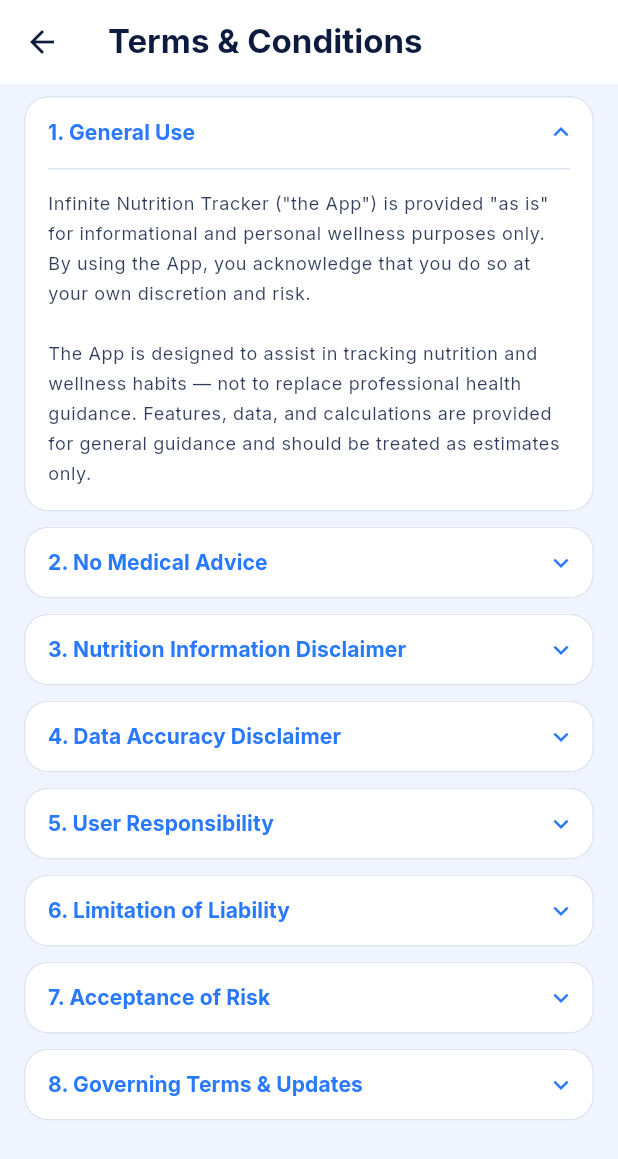
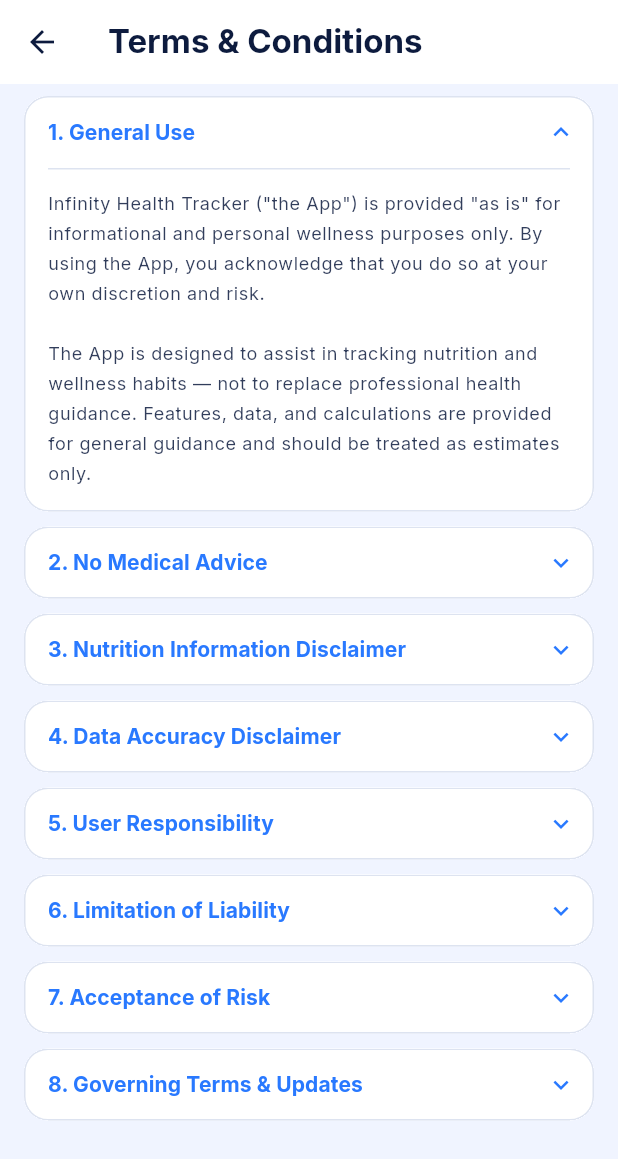
Before and after one commit to ashimbbsr-blip/MobileApp, a Flutter app: the LegalContentScreen screen opened by its route, on a phone screen of 412 x 824 dp. Shown: the top 1159 px of the screen. Run offline on Flutter 3.47's test engine with Material 3 defaults, Android fonts, the phone set to English and light mode, and no system bars; our stand-ins replace dio, file_picker, fl_chart, flutter_markdown, flutter_riverpod, go_router and 6 more; missing offline and left inert: excel; accounts and stored records are empty.

Commit message:
fix: align in-app name with App Store listing, fix energy balance chart overflow
Rename "Infinite Nutrition Tracker" to "Infinity Health Tracker" (EN/BN) so the
app matches its store name, let energy balance bars shrink to avoid overflow,
update stale nutrition tests, and bump to 1.3.3+11 for App Store submission.
Includes Flutter's automatic SwiftPM / iOS 15 project migration.

Co-Authored-By: Claude Opus 5 <noreply@anthropic.com>
Claude-Session: https://claude.ai/code/session_01CxeosFTWu4waFyHZCgpqHg

```diff
--- a/analysis_options.yaml
+++ b/analysis_options.yaml
@@ -7,6 +7,11 @@
 
 # The following line activates a set of recommended lints for Flutter apps,
 # packages, and plugins designed to encourage good coding practices.
+analyzer:
+  exclude:
+    - build/**
+    - android/**
+    - ios/**
 include: package:flutter_lints/flutter.yaml
 
 linter:
--- a/lib/app.dart
+++ b/lib/app.dart
@@ -14,7 +14,7 @@ class InfinityHealthApp extends ConsumerWidget {
     final router = ref.watch(appRouterProvider);
 
     return MaterialApp.router(
-      title: 'Infinite Nutrition Tracker',
+      title: 'Infinity Health Tracker',
       debugShowCheckedModeBanner: false,
       themeMode: settings.themeMode,
       theme: AppTheme.lightTheme(settings.language),
--- a/lib/core/constants/app_constants.dart
+++ b/lib/core/constants/app_constants.dart
@@ -1,5 +1,5 @@
 class AppConstants {
-  static const String appName = 'Infinite Nutrition Tracker';
+  static const String appName = 'Infinity Health Tracker';
   static const String appTagline = 'Better Health Every Day';
 
   // USDA Food Data Central API — built-in default key; override at build time via
--- a/lib/features/help/help_screen.dart
+++ b/lib/features/help/help_screen.dart
@@ -19,7 +19,7 @@ class HelpScreen extends StatelessWidget {
         children: [
           _Section(
             icon: Icons.info_outline_rounded,
-            title: 'What is Infinite Nutrition Tracker?',
+            title: 'What is Infinity Health Tracker?',
             isDark: isDark,
             children: const [
               _Bullet(
--- a/lib/features/history/history_screen.dart
+++ b/lib/features/history/history_screen.dart
@@ -473,11 +473,13 @@ class _WeeklyEnergyBalanceCard extends StatelessWidget {
                             ),
                           ),
                           const SizedBox(height: 2),
-                          Container(
-                            height: barH,
-                            decoration: BoxDecoration(
-                              color: barColor,
-                              borderRadius: BorderRadius.circular(3),
+                          Flexible(
+                            child: Container(
+                              height: barH,
+                              decoration: BoxDecoration(
+                                color: barColor,
+                                borderRadius: BorderRadius.circular(3),
+                              ),
                             ),
                           ),
                           const SizedBox(height: 4),
--- a/lib/features/legal/legal_content.dart
+++ b/lib/features/legal/legal_content.dart
@@ -33,7 +33,7 @@ class LegalContent {
   static const List<LegalSection> _termsEn = [
     LegalSection(
       '1. General Use',
-      'Infinite Nutrition Tracker ("the App") is provided "as is" for informational '
+      'Infinity Health Tracker ("the App") is provided "as is" for informational '
           'and personal wellness purposes only. By using the App, you acknowledge that '
           'you do so at your own discretion and risk.\n\n'
           'The App is designed to assist in tracking nutrition and wellness habits — not '
@@ -91,7 +91,7 @@ class LegalContent {
     LegalSection(
       '6. Limitation of Liability',
       'To the maximum extent permitted by applicable law, the developer of '
-          'Infinite Nutrition Tracker shall NOT be liable for:\n\n'
+          'Infinity Health Tracker shall NOT be liable for:\n\n'
           '• Any health issues arising directly or indirectly from App use\n'
           '• Adverse dietary or allergic reactions\n'
           '• Inaccurate food identification from manual entry errors\n'
@@ -225,7 +225,7 @@ class LegalContent {
   static const List<LegalSection> _healthEn = [
     LegalSection(
       'General Health Disclaimer',
-      'Infinite Nutrition Tracker provides general nutrition and wellness tracking '
+      'Infinity Health Tracker provides general nutrition and wellness tracking '
           'tools. The information provided by the App is for general informational '
           'purposes only.\n\n'
           'It is NOT intended as:\n'
@@ -294,7 +294,7 @@ class LegalContent {
   static const List<LegalSection> _termsBn = [
     LegalSection(
       '১. সাধারণ ব্যবহার',
-      'ইনফিনিট নিউট্রিশন ট্র্যাকার ("অ্যাপ") "যেমন আছে" (as is) ভিত্তিতে শুধুমাত্র '
+      'ইনফিনিটি হেলথ ট্র্যাকার ("অ্যাপ") "যেমন আছে" (as is) ভিত্তিতে শুধুমাত্র '
           'তথ্যগত ও ব্যক্তিগত সুস্বাস্থ্যের উদ্দেশ্যে প্রদান করা হয়েছে। অ্যাপটি '
           'ব্যবহার করে আপনি স্বীকার করছেন যে আপনি নিজের বিবেচনায় ও ঝুঁকিতে এটি ব্যবহার করছেন।\n\n'
           'অ্যাপটি পুষ্টি ও সুস্বাস্থ্য অভ্যাস ট্র্যাক করতে সহায়তার জন্য ডিজাইন করা হয়েছে — '
@@ -346,7 +346,7 @@ class LegalContent {
     ),
     LegalSection(
       '৬. দায়বদ্ধতার সীমাবদ্ধতা',
-      'প্রযোজ্য আইনের সর্বোচ্চ সীমার মধ্যে, ইনফিনিট নিউট্রিশন ট্র্যাকারের '
+      'প্রযোজ্য আইনের সর্বোচ্চ সীমার মধ্যে, ইনফিনিটি হেলথ ট্র্যাকারের '
           'নির্মাতা দায়ী থাকবেন না:\n\n'
           '• অ্যাপ ব্যবহারের ফলে সৃষ্ট যেকোনো স্বাস্থ্যগত সমস্যার জন্য\n'
           '• খাদ্যাভ্যাসগত বা অ্যালার্জিক প্রতিক্রিয়ার জন্য\n'
@@ -477,7 +477,7 @@ class LegalContent {
   static const List<LegalSection> _healthBn = [
     LegalSection(
       'সাধারণ স্বাস্থ্য দাবিত্যাগ',
-      'ইনফিনিট নিউট্রিশন ট্র্যাকার সাধারণ পুষ্টি ও সুস্বাস্থ্য ট্র্যাকিং সরঞ্জাম প্রদান করে। '
+      'ইনফিনিটি হেলথ ট্র্যাকার সাধারণ পুষ্টি ও সুস্বাস্থ্য ট্র্যাকিং সরঞ্জাম প্রদান করে। '
           'অ্যাপের তথ্য শুধুমাত্র সাধারণ তথ্যের উদ্দেশ্যে।\n\n'
           'এটি নিম্নলিখিত হিসেবে প্রদান করা হয় না:\n'
           '• চিকিৎসা পরামর্শ বা ক্লিনিক্যাল রোগ নির্ণয়\n'
--- a/lib/features/meal_tracking/add_food_screen.dart
+++ b/lib/features/meal_tracking/add_food_screen.dart
@@ -11,7 +11,6 @@ import '../../storage/hive_storage.dart';
 import '../dashboard/providers/dashboard_provider.dart';
 import '../food_scan/scan_tab.dart';
 import '../meal_tracking/providers/meal_provider.dart';
-import '../food_scan/scan_tab.dart';
 
 // ── Category metadata (mirrors FoodSearchScreen) ─────────────────────────────
 
--- a/lib/localization/app_localizations.dart
+++ b/lib/localization/app_localizations.dart
@@ -317,7 +317,7 @@ class AppStrings {
 
   static const Map<String, Map<String, String>> _translations = {
     'en': {
-      'appName': 'Infinite Nutrition Tracker',
+      'appName': 'Infinity Health Tracker',
       'tagline': 'Better Health Every Day',
       'dashboard': 'Dashboard',
       'foodSearch': 'Food Search',
@@ -393,7 +393,7 @@ class AppStrings {
       'nutritionFacts': 'Nutrition Facts',
       'vitamins': 'Vitamins',
       'minerals': 'Minerals',
-      'welcomeTitle': 'Welcome to\nInfinite Nutrition Tracker',
+      'welcomeTitle': 'Welcome to\nInfinity Health Tracker',
       'welcomeSubtitle': 'Your personal nutrition companion.\nTrack calories, macros & vitamins.',
       'getStarted': 'Get Started',
       'profile': 'Profile',
@@ -603,7 +603,7 @@ class AppStrings {
       'unitTsp': 'tsp (5 ml)',
     },
     'bn': {
-      'appName': 'ইনফিনিট নিউট্রিশন ট্র্যাকার',
+      'appName': 'ইনফিনিটি হেলথ ট্র্যাকার',
       'tagline': 'প্রতিদিন সুস্বাস্থ্য',
       'dashboard': 'ড্যাশবোর্ড',
       'foodSearch': 'খাবার খুঁজুন',
@@ -679,7 +679,7 @@ class AppStrings {
       'nutritionFacts': 'পুষ্টির তথ্য',
       'vitamins': 'ভিটামিন',
       'minerals': 'খনিজ',
-      'welcomeTitle': 'ইনফিনিট নিউট্রিশন\nট্র্যাকারে স্বাগতম',
+      'welcomeTitle': 'ইনফিনিটি হেলথ\nট্র্যাকারে স্বাগতম',
       'welcomeSubtitle': 'আপনার ব্যক্তিগত পুষ্টি সহায়ক।\nক্যালোরি, ম্যাক্রো এবং ভিটামিন ট্র্যাক করুন।',
       'getStarted': 'শুরু করুন',
       'profile': 'প্রোফাইল',
--- a/lib/routing/app_router.dart
+++ b/lib/routing/app_router.dart
@@ -21,7 +21,6 @@ import '../features/profile/profile_screen.dart';
 import '../features/help/help_screen.dart';
 import '../features/backup/backup_archive_screen.dart';
 import '../features/weight/weight_screen.dart';
-import '../features/food_scan/scan_review_screen.dart';
 import '../models/food_item.dart';
 import '../core/utils/meal_time_utils.dart';
 
--- a/lib/services/backup/backup_engine.dart
+++ b/lib/services/backup/backup_engine.dart
@@ -55,8 +55,8 @@ class BackupEngine {
     try {
       await Share.shareXFiles(
         [XFile(outcome.filePath!, mimeType: 'application/octet-stream')],
-        subject: 'Infinity Nutrition Backup',
-        text: 'Infinity Nutrition Tracker — full backup (.iht). '
+        subject: 'Infinity Health Tracker Backup',
+        text: 'Infinity Health Tracker — full backup (.iht). '
             'Keep this file safe to restore on a new device.',
       );
       return outcome;
--- a/lib/services/backup/xlsx_export_engine.dart
+++ b/lib/services/backup/xlsx_export_engine.dart
@@ -39,7 +39,7 @@ class XlsxExportEngine {
               mimeType:
                   'application/vnd.openxmlformats-officedocument.spreadsheetml.sheet')
         ],
-        subject: 'Infinity Nutrition Report',
+        subject: 'Infinity Health Tracker Report',
       );
       onProgress?.call(const BackupProgress(1.0, 'Done'));
       return BackupOutcome(success: true, filePath: file.path, sizeBytes: bytes.length);
@@ -77,7 +77,7 @@ class XlsxExportEngine {
 
   static List<List<Object?>> _profileSheet(UserProfile? p) {
     final rows = <List<Object?>>[
-      ['Infinity Nutrition Tracker — Profile'],
+      ['Infinity Health Tracker — Profile'],
       [],
       ['Field', 'Value'],
     ];
--- a/lib/services/export_service.dart
+++ b/lib/services/export_service.dart
@@ -63,7 +63,7 @@ class ExportService {
       final backup = {
         'version': '1.0',
         'exportDate': DateTime.now().toIso8601String(),
-        'appName': 'Infinite Nutrition Tracker',
+        'appName': 'Infinity Health Tracker',
         'profile': profile != null ? _profileToJson(profile) : null,
         'meals': meals.map(_mealToJson).toList(),
         'monthlySummaries': summaries.map(_summaryToJson).toList(),
@@ -80,7 +80,7 @@ class ExportService {
 
       await Share.shareXFiles(
         [XFile(file.path, mimeType: 'application/json')],
-        subject: 'Infinite Nutrition Tracker Backup',
+        subject: 'Infinity Health Tracker Backup',
       );
       return true;
     } catch (_) {
--- a/lib/widgets/common/app_logo.dart
+++ b/lib/widgets/common/app_logo.dart
@@ -22,7 +22,7 @@ class AppLogo extends StatelessWidget {
         ),
         const SizedBox(height: 8),
         Text(
-          'Infinite Nutrition Tracker',
+          'Infinity Health Tracker',
           style: Theme.of(context).textTheme.titleLarge?.copyWith(
             fontWeight: FontWeight.w700,
             color: textColor,
--- a/pubspec.yaml
+++ b/pubspec.yaml
@@ -1,7 +1,7 @@
 name: infinity_health_tracker
 description: Infinite Nutrition Tracker - Better Health Every Day. A bilingual nutrition tracking app.
 publish_to: 'none'
-version: 1.3.3+10
+version: 1.3.3+11
 
 environment:
   sdk: '>=3.0.0 <4.0.0'
```
Also changed, not shown: pubspec.lock, 8 other files.
